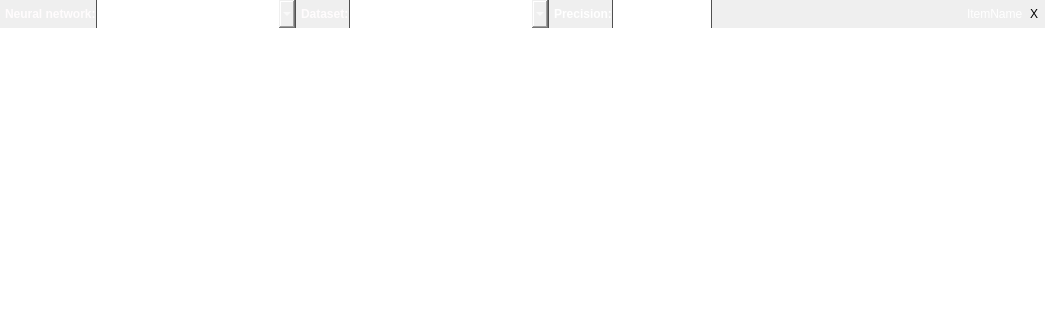
Qt form ApplicationUi/OutputGraphWidget.ui (kacerpetr/NNCreator) before a commit; both pictures show x 0 to 1045 and y 0 to 320 of the 1045 by 638 pixel window.
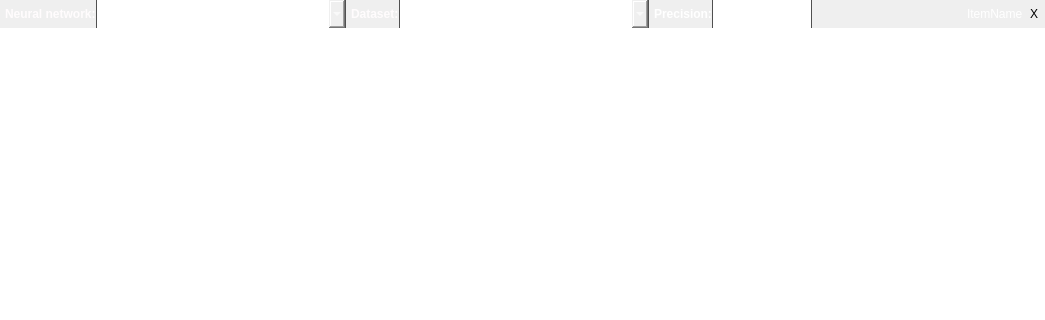
The same form after that commit. Icons and pictures are not drawn.

Diff of the .ui file:
```diff
--- a/ApplicationUi/OutputGraphWidget.ui
+++ b/ApplicationUi/OutputGraphWidget.ui
@@ -61,12 +61,24 @@
       </item>
       <item>
        <widget class="QComboBox" name="comboBox_2">
+        <property name="sizePolicy">
+         <sizepolicy hsizetype="Preferred" vsizetype="Fixed">
+          <horstretch>2</horstretch>
+          <verstretch>0</verstretch>
+         </sizepolicy>
+        </property>
         <property name="minimumSize">
          <size>
-          <width>200</width>
+          <width>50</width>
           <height>28</height>
          </size>
         </property>
+        <property name="maximumSize">
+         <size>
+          <width>250</width>
+          <height>16777215</height>
+         </size>
+        </property>
         <property name="styleSheet">
          <string notr="true">#comboBox_2{
 	color: white;
@@ -116,12 +128,24 @@
       </item>
       <item>
        <widget class="QComboBox" name="comboBox">
+        <property name="sizePolicy">
+         <sizepolicy hsizetype="Preferred" vsizetype="Fixed">
+          <horstretch>2</horstretch>
+          <verstretch>0</verstretch>
+         </sizepolicy>
+        </property>
         <property name="minimumSize">
          <size>
-          <width>200</width>
+          <width>50</width>
           <height>28</height>
          </size>
         </property>
+        <property name="maximumSize">
+         <size>
+          <width>250</width>
+          <height>16777215</height>
+         </size>
+        </property>
         <property name="styleSheet">
          <string notr="true">#comboBox{
 	color: white;
@@ -166,10 +190,22 @@
       </item>
       <item>
        <widget class="QSpinBox" name="spinBox">
+        <property name="sizePolicy">
+         <sizepolicy hsizetype="Preferred" vsizetype="Fixed">
+          <horstretch>1</horstretch>
+          <verstretch>0</verstretch>
+         </sizepolicy>
+        </property>
         <property name="minimumSize">
+         <size>
+          <width>50</width>
+          <height>28</height>
+         </size>
+        </property>
+        <property name="maximumSize">
          <size>
           <width>100</width>
-          <height>28</height>
+          <height>16777215</height>
          </size>
         </property>
         <property name="styleSheet">
@@ -232,6 +268,9 @@
         <property name="orientation">
          <enum>Qt::Horizontal</enum>
         </property>
+        <property name="sizeType">
+         <enum>QSizePolicy::Expanding</enum>
+        </property>
         <property name="sizeHint" stdset="0">
          <size>
           <width>40</width>
```
